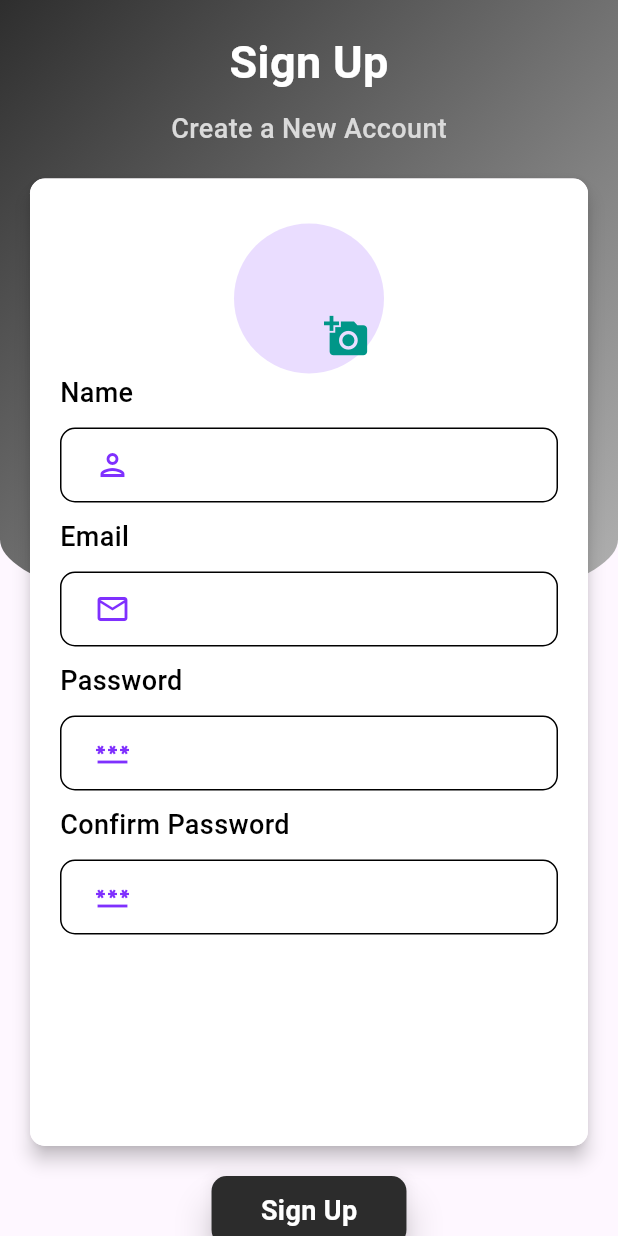
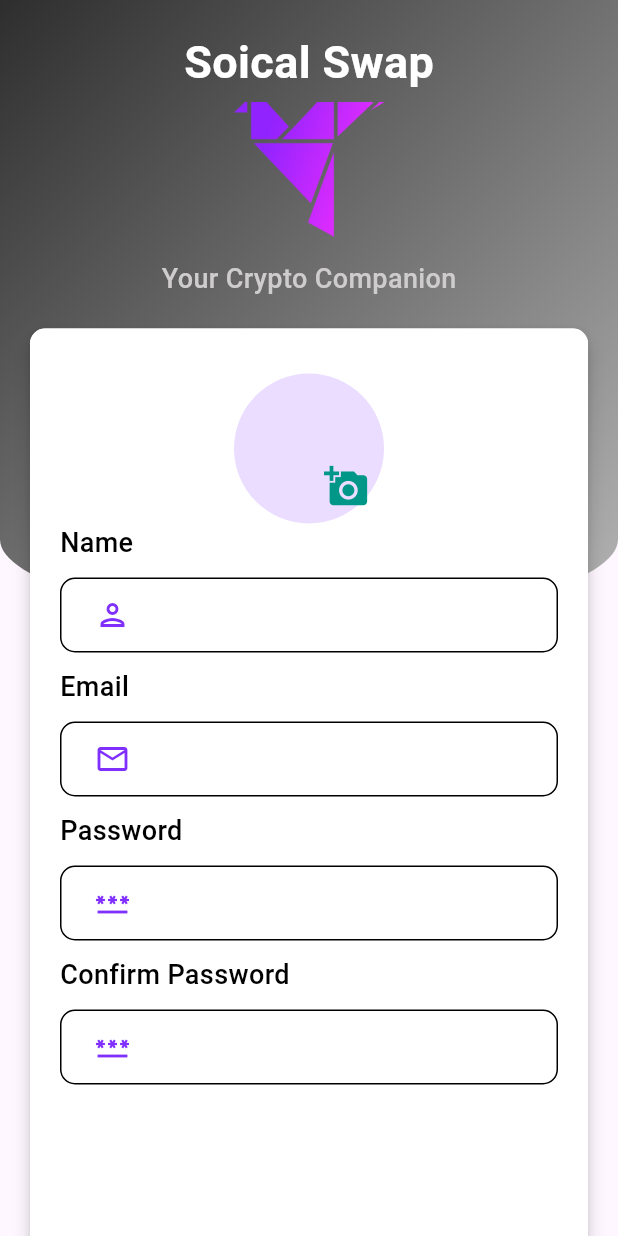
Before and after one commit to shcodex-dev/socialswap, a Flutter app: the screen it shows after launch, after a tap on "Sign Up Now!", on a phone screen of 412 x 824 dp. Run offline on Flutter 3.47's test engine with Material 3 defaults, Android fonts, the phone set to English and light mode, and no system bars; our stand-ins replace built_collection, built_value, cloud_firestore, convert, firebase_analytics, firebase_auth and 14 more; missing offline and left inert: bip39, ed25519_hd_key, qr_code_scanner, web3dart; accounts and stored records are empty; project files that could hold a hidden picture were left out.

Commit message:
Added new features, updated login and sign up screen, shared pref, local storage for news, pk and addr storing in user firebase

```diff
--- a/lib/components/io.dart
+++ b/lib/components/io.dart
@@ -33,7 +33,6 @@ class _IOState extends State<IO> {
                 } else {
                   if (snapshot.hasData) {
                     return NavBar();
-                    // return MainApp();
                   } else {
                     return LogIn();
                   }
@@ -71,14 +70,10 @@ class _IOState extends State<IO> {
                       color: Colors.black,
                       fontWeight: FontWeight.bold),
                 ),
-                Container(
-                  child: Column(children: [
-                    Image.asset(
-                      'assets/image/logo.png',
-                      height: 300.0,
-                      width: 300.0,
-                    ),
-                  ]),
+                Image.asset(
+                  'assets/image/logo.png',
+                  height: 300.0,
+                  width: 300.0,
                 ),
                 Column(
                   children: [
--- a/lib/pages/Recommendpage.dart
+++ b/lib/pages/Recommendpage.dart
@@ -147,10 +147,8 @@ class _RecommendState extends State<Recommend> {
       isRefreshing = false;
     });
     if (response.statusCode == 200) {
-      print("Sajid is great");
       var x = response.body;
       coinMarketList = coinFromJson(x);
-      print(coinMarket);
       setState(() {
         coinMarket = coinMarketList;
       });
--- a/lib/pages/log_in.dart
+++ b/lib/pages/log_in.dart
@@ -119,10 +119,22 @@ class LogInState extends State<LogIn> {
                 padding: const EdgeInsets.only(top: 20.0),
                 child: Column(
                   children: [
-                    Center(child: Image.asset(
-                      "assets/image/logo.png",
+                    Center(
+                      child: Column(
+                        children: [
+                          Text(
+                            "Soical Swap",
+                            style: TextStyle(
+                                color: Colors.white,
+                                fontSize: 30.0,
+                                fontWeight: FontWeight.bold),
+                          ),
+                          Image.asset(
+                            'assets/image/logo.png',
                             height: 100.0,
                             width: 100.0,
+                          ),
+                        ],
                       ),
                     ),
                     SizedBox(
@@ -132,31 +144,7 @@ class LogInState extends State<LogIn> {
                       child: Text(
                         "Your Crypto Companion",
                         style: TextStyle(
-                            color: Color.fromARGB(255, 181, 181, 181),
-                            fontSize: 18.0,
-                            fontWeight: FontWeight.w500,),
-                      ),
-                    ),
-                    SizedBox(
-                      height: 30.0,
-                    ),
-                    Center(
-                      child: Text(
-                        "Log In",
-                        style: TextStyle(
-                            color: Colors.white,
-                            fontSize: 30.0,
-                            fontWeight: FontWeight.bold),
-                      ),
-                    ),
-                    SizedBox(
-                      height: 10.0,
-                    ),
-                    Center(
-                      child: Text(
-                        "Log In to your Account",
-                        style: TextStyle(
-                            color: Color.fromARGB(255, 181, 181, 181),
+                            color: Color.fromARGB(255, 206, 204, 204),
                             fontSize: 18.0,
                             fontWeight: FontWeight.w500),
                       ),
@@ -169,9 +157,8 @@ class LogInState extends State<LogIn> {
                       child: Material(
                         elevation: 5.0,
                         borderRadius: BorderRadius.circular(10),
-                        child: SingleChildScrollView(
                         child: Container(
-                            height: MediaQuery.of(context).size.height / 2.2,
+                          height: 405,
                           width: MediaQuery.of(context).size.width,
                           decoration: BoxDecoration(
                               color: Colors.white,
@@ -229,7 +216,6 @@ class LogInState extends State<LogIn> {
                                   height: 35.0,
                                 ),
                               ],
-                              ),
                             ),
                           ),
                         ),
--- a/lib/pages/sign_up.dart
+++ b/lib/pages/sign_up.dart
@@ -174,12 +174,21 @@ class SignUpState extends State<SignUp> {
                 child: Column(
                   children: [
                     Center(
-                      child: Text(
-                        "Sign Up",
-                        style: TextStyle(
-                            color: Colors.white,
-                            fontSize: 30.0,
-                            fontWeight: FontWeight.bold),
+                      child: Column(
+                        children: [
+                          Text(
+                            "Soical Swap",
+                            style: TextStyle(
+                                color: Colors.white,
+                                fontSize: 30.0,
+                                fontWeight: FontWeight.bold),
+                          ),
+                          Image.asset(
+                            'assets/image/logo.png',
+                            height: 100.0,
+                            width: 100.0,
+                          ),
+                        ],
                       ),
                     ),
                     SizedBox(
@@ -187,9 +196,9 @@ class SignUpState extends State<SignUp> {
                     ),
                     Center(
                       child: Text(
-                        "Create a New Account",
+                        "Your Crypto Companion",
                         style: TextStyle(
-                            color: Color.fromARGB(255, 218, 218, 218),
+                            color: Color.fromARGB(255, 206, 204, 204),
                             fontSize: 18.0,
                             fontWeight: FontWeight.w500),
                       ),
--- a/lib/pages/view_profile.dart
+++ b/lib/pages/view_profile.dart
@@ -78,7 +78,7 @@ class _ViewProfileState extends State<ViewProfile> {
                   GestureDetector(
                     onTap: () {
                       AuthMethods().logout();
-                      Navigator.push(context,
+                      Navigator.pushReplacement(context,
                           MaterialPageRoute(builder: (context) => LogIn()));
                     },
                     child: Container(
--- a/pubspec.yaml
+++ b/pubspec.yaml
@@ -69,6 +69,9 @@ dependencies:
   built_value: ^8.3.3
   built_collection: ^5.1.1
   ed25519_hd_key: ^2.2.0
+  firebase_database: ^10.5.7
+  fl_chart: ^0.68.0
+  path_provider: ^2.1.3
 
 dev_dependencies:
   flutter_test:
```
Also changed, not shown: lib/pages/chat_page.dart (+14 -14 lines), lib/pages/cryptoNewsList.dart (+99 -24 lines), lib/pages/forgotpassword.dart (+19 -11 lines), lib/pages/mainHome.dart (+17 -17 lines), lib/pages/prediction.dart (added, +226 -0 lines), lib/firebase_options.dart, pubspec.lock, 1 other file. Lines whose indentation alone changed are shown as unchanged.
